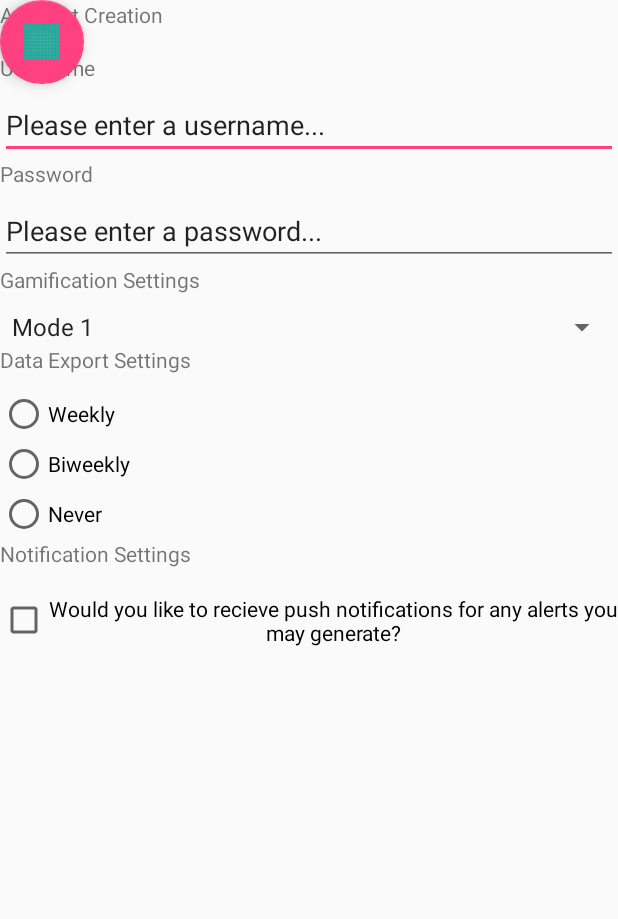
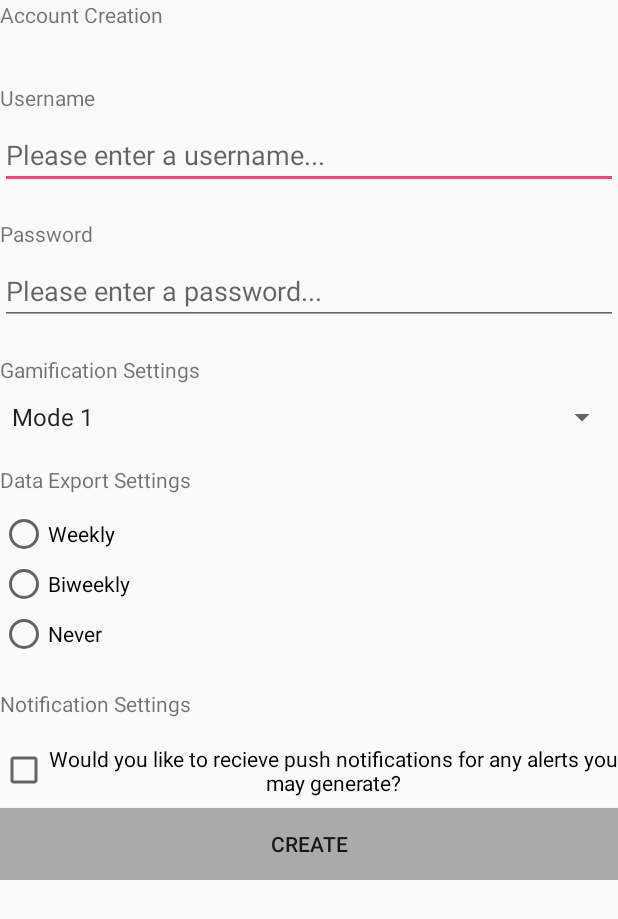
Before and after one commit to stomaeducationapp/Data-Tracking-Application-Android, an Android app: the layout content_account_creation.xml on its own in the app's theme, with its tools: preview values and no code run, on a phone screen of 412 x 824 dp. Shown: the top 919 px of the screen. Run offline under Robolectric (Android 15) with nearby library versions, the light colour scheme and no system bars.

Commit message:
- Completed basic functionality for client demo of this screen

```diff
--- a/app/src/main/AndroidManifest.xml
+++ b/app/src/main/AndroidManifest.xml
@@ -15,14 +15,14 @@
             android:theme="@style/AppTheme.NoActionBar">
             <intent-filter>
                 <action android:name="android.intent.action.MAIN" />
-
                 <category android:name="android.intent.category.LAUNCHER" />
             </intent-filter>
         </activity>
         <activity
             android:name=".accountCreation.AccountCreation"
             android:label="@string/title_activity_account_creation"
-            android:theme="@style/AppTheme.NoActionBar"></activity>
+            android:theme="@style/AppTheme.NoActionBar">
+        </activity>
     </application>
 
 </manifest>
--- a/app/src/main/res/layout/content_account_creation.xml
+++ b/app/src/main/res/layout/content_account_creation.xml
@@ -9,18 +9,21 @@
     tools:showIn="@layout/activity_account_creation">
 
     <ScrollView
+        android:id="@+id/scrollView2"
         android:layout_width="match_parent"
         android:layout_height="match_parent"
-        tools:layout_editor_absoluteX="0dp"
-        tools:layout_editor_absoluteY="0dp">
+        app:layout_constraintBottom_toBottomOf="parent"
+        app:layout_constraintEnd_toEndOf="parent"
+        app:layout_constraintStart_toStartOf="parent"
+        app:layout_constraintTop_toTopOf="parent">
 
         <LinearLayout
             android:layout_width="match_parent"
             android:layout_height="wrap_content"
-            android:orientation="vertical" >
+            android:orientation="vertical">
 
             <TextView
-                android:id="@+id/textView"
+                android:id="@+id/acTitle"
                 android:layout_width="match_parent"
                 android:layout_height="35dp"
                 android:text="@string/ac_title_text"
@@ -28,101 +31,111 @@
                 tools:layout_editor_absoluteY="0dp" />
 
             <TextView
-                android:id="@+id/textView2"
+                android:id="@+id/acUNTitle"
                 android:layout_width="match_parent"
                 android:layout_height="29dp"
+                android:layout_marginTop="20dp"
                 android:text="@string/ac_username_title"
                 tools:layout_editor_absoluteX="0dp"
                 tools:layout_editor_absoluteY="50dp" />
 
             <EditText
-                android:id="@+id/textView3"
+                android:id="@+id/acUNInput"
                 android:layout_width="match_parent"
                 android:layout_height="41dp"
-                android:text="@string/ac_username_placeholder"
+                android:hint="@string/ac_username_placeholder"
+                android:inputType="text"
                 tools:layout_editor_absoluteX="0dp"
                 tools:layout_editor_absoluteY="79dp" />
 
             <TextView
-                android:id="@+id/textView4"
+                android:id="@+id/acPassTitle"
                 android:layout_width="match_parent"
                 android:layout_height="29dp"
+                android:layout_marginTop="20dp"
                 android:text="@string/ac_password_title"
                 tools:layout_editor_absoluteX="0dp"
                 tools:layout_editor_absoluteY="136dp" />
 
             <EditText
-                android:id="@+id/textView5"
+                android:id="@+id/acPassInput"
                 android:layout_width="match_parent"
                 android:layout_height="41dp"
-                android:text="@string/ac_password_placeholder"
+                android:hint="@string/ac_password_placeholder"
+                android:inputType="textPassword"
                 tools:layout_editor_absoluteX="0dp"
                 tools:layout_editor_absoluteY="165dp" />
 
             <TextView
-                android:id="@+id/textView6"
+                android:id="@+id/acGameTitle"
                 android:layout_width="match_parent"
                 android:layout_height="29dp"
+                android:layout_marginTop="20dp"
                 android:text="@string/ac_gamification_title"
                 tools:layout_editor_absoluteX="0dp"
                 tools:layout_editor_absoluteY="136dp" />
 
             <Spinner
-                android:id="@+id/spinner"
+                android:id="@+id/acGameSett"
                 android:layout_width="match_parent"
                 android:layout_height="wrap_content"
-                android:prompt="@string/ac_gamification_option_title"
                 android:entries="@array/ac_gamification_entries"
                 tools:layout_editor_absoluteX="8dp"
                 tools:layout_editor_absoluteY="202dp" />
 
             <TextView
-                android:id="@+id/textView7"
+                android:id="@+id/acExportTitle"
                 android:layout_width="match_parent"
                 android:layout_height="29dp"
+                android:layout_marginTop="20dp"
                 android:text="@string/ac_export_title"
                 tools:layout_editor_absoluteX="0dp"
                 tools:layout_editor_absoluteY="136dp" />
 
             <RadioGroup
+                android:id="@+id/acExportSett"
                 android:layout_width="match_parent"
                 android:layout_height="100dp"
                 tools:layout_editor_absoluteX="0dp"
                 tools:layout_editor_absoluteY="256dp">
 
                 <RadioButton
-                    android:id="@+id/radioButton"
+                    android:id="@+id/acExportSettOne"
                     android:layout_width="match_parent"
                     android:layout_height="wrap_content"
                     android:layout_weight="1"
-                    android:text="@string/ac_export_option1" />
+                    android:text="@string/ac_export_option1"
+                    android:onClick="exportSet"/>
 
                 <RadioButton
-                    android:id="@+id/radioButton2"
+                    android:id="@+id/acExportSettTwo"
                     android:layout_width="match_parent"
                     android:layout_height="wrap_content"
                     android:layout_weight="1"
-                    android:text="@string/ac_export_option2" />
+                    android:text="@string/ac_export_option2"
+                    android:onClick="exportSet"/>
 
                 <RadioButton
-                    android:id="@+id/radioButton3"
+                    android:id="@+id/acExportSettThree"
                     android:layout_width="match_parent"
                     android:layout_height="wrap_content"
                     android:layout_weight="1"
-                    android:text="@string/ac_export_option3" />
+                    android:text="@string/ac_export_option3"
+                    android:onClick="exportSet"/>
 
             </RadioGroup>
 
             <TextView
-                android:id="@+id/textView8"
+                android:id="@+id/acNotTitle"
                 android:layout_width="match_parent"
                 android:layout_height="29dp"
+                android:layout_marginTop="20dp"
                 android:text="@string/ac_notification_title"
                 tools:layout_editor_absoluteX="0dp"
                 tools:layout_editor_absoluteY="136dp" />
 
             <CheckBox
-                android:id="@+id/checkBox"
+                android:id="@+id/acNotSett"
                 android:layout_width="match_parent"
                 android:layout_height="50dp"
                 android:gravity="center"
@@ -131,16 +144,15 @@
                 tools:layout_editor_absoluteX="0dp"
                 tools:layout_editor_absoluteY="388dp" />
 
+            <Button
+                android:id="@+id/acCreateButt"
+                android:layout_width="match_parent"
+                android:layout_height="wrap_content"
+                android:background="@android:color/darker_gray"
+                android:onClick="createAccount"
+                android:text="@string/ac_create_butt" />
+
         </LinearLayout>
     </ScrollView>
 
-    <android.support.design.widget.FloatingActionButton
-        android:id="@+id/floatingActionButton"
-        android:layout_width="wrap_content"
-        android:layout_height="wrap_content"
-        android:clickable="true"
-        android:src="@drawable/ic_launcher_background"
-        tools:layout_editor_absoluteX="342dp"
-        tools:layout_editor_absoluteY="469dp" />
-
 </android.support.constraint.ConstraintLayout>
```
Also changed, not shown: app/src/main/java/capstonegroup2/dataapp/accountCreation/AccountCreation.java (+124 -11 lines), 9 other files.
